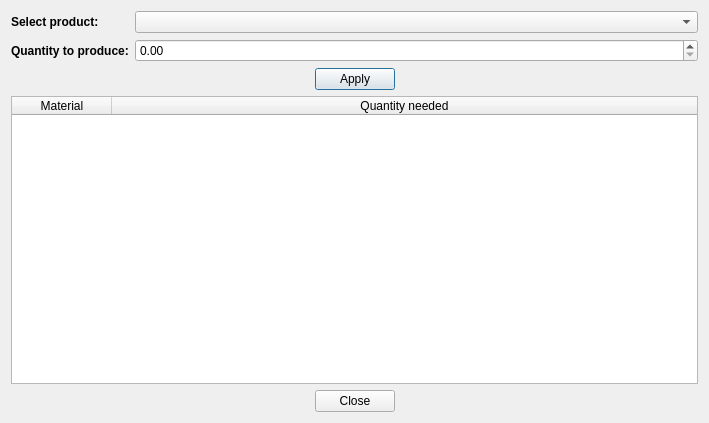
Above: ui/BOMCalculatorDialog.ui from MagdaOleksandrTeam/ProductionPlanner before the change. Below: the same form after it.
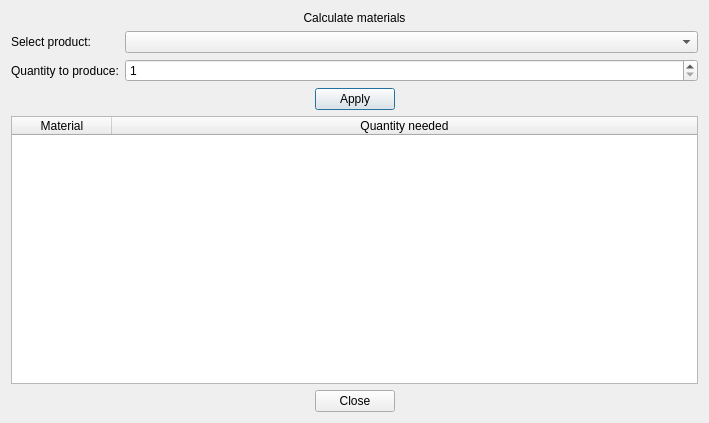
That is the form after the change.

Commit message:
Orders & Machines: UI improvements and calculator
- Added Production Time Calculator dialog for Orders
- Implemented priority coloring in Orders table with stronger colors for better visibility
- Corrected BOM material quantity calculations in OrderDetails
- Added search functionality in Machine view
- Refactored Order dialogs:
  - OrderDialog (add/edit orders)
  - OrderDetailsDialog (view order & required materials)
- Styled dialogs with uniform label classes and better UX
- Updated / created 3 Orders-related files
- Minor UI adjustments and repository fixes

```diff
--- a/ui/BOMCalculatorDialog.ui
+++ b/ui/BOMCalculatorDialog.ui
@@ -13,13 +13,23 @@
   <property name="windowTitle">
    <string>Calculate Materials</string>
   </property>
-  <layout class="QVBoxLayout" name="verticalLayout" stretch="0,0,0,0">
+  <layout class="QVBoxLayout" name="verticalLayout" stretch="0,0,0,0,0">
+   <item>
+    <widget class="QLabel" name="lbl_info">
+     <property name="text">
+      <string>Calculate materials</string>
+     </property>
+     <property name="alignment">
+      <set>Qt::AlignmentFlag::AlignCenter</set>
+     </property>
+    </widget>
+   </item>
    <item>
     <layout class="QFormLayout" name="formLayout">
      <item row="0" column="0">
       <widget class="QLabel" name="lblProduct">
        <property name="styleSheet">
-        <string notr="true">font-weight: bold;</string>
+        <string notr="true"/>
        </property>
        <property name="text">
         <string>Select product:</string>
@@ -32,7 +42,7 @@
      <item row="1" column="0">
       <widget class="QLabel" name="lblQuantity">
        <property name="styleSheet">
-        <string notr="true">font-weight: bold;</string>
+        <string notr="true"/>
        </property>
        <property name="text">
         <string>Quantity to produce:</string>
@@ -40,7 +50,14 @@
       </widget>
      </item>
      <item row="1" column="1">
-      <widget class="QDoubleSpinBox" name="sbQuantity"/>
+      <widget class="QSpinBox" name="sbQuantity">
+       <property name="minimum">
+        <number>1</number>
+       </property>
+       <property name="maximum">
+        <number>100</number>
+       </property>
+      </widget>
      </item>
     </layout>
    </item>
```
Left out of the diff: 6 changed lines with no effect on the pictures. The commit also changes 20 other files.
